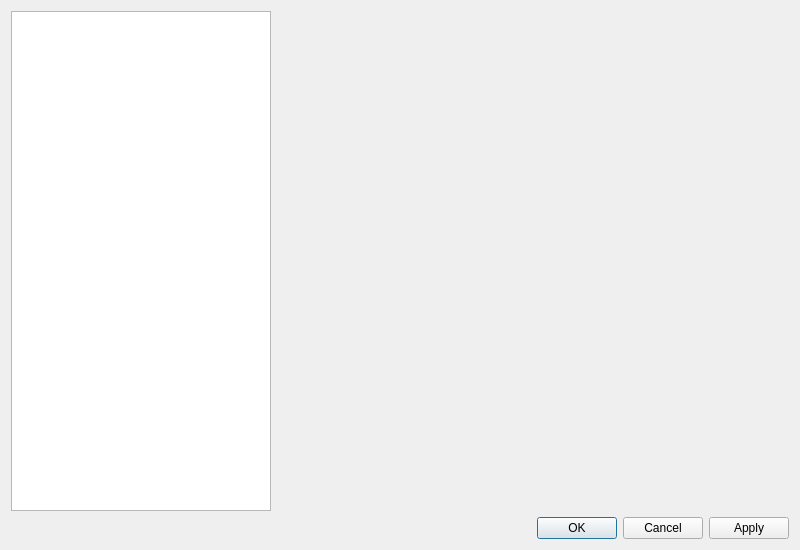
martinrotter/rssguard, file src/librssguard/gui/dialogs/formsettings.ui: the form before one commit.
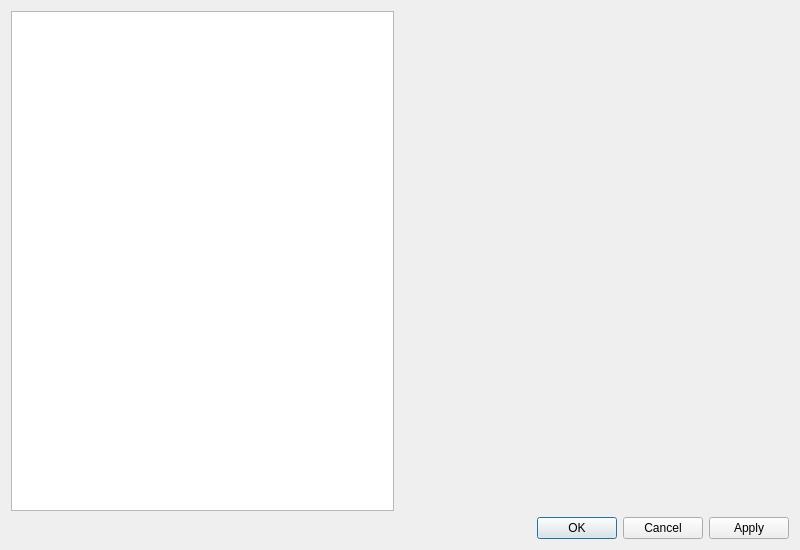
The form after the commit.

Commit message: make sections in settings dialog as small as possible dynamically

Patch:
```diff
--- a/src/librssguard/gui/dialogs/formsettings.ui
+++ b/src/librssguard/gui/dialogs/formsettings.ui
@@ -16,18 +16,6 @@
   <layout class="QGridLayout" name="gridLayout">
    <item row="0" column="0">
     <widget class="QListWidget" name="m_listSettings">
-     <property name="minimumSize">
-      <size>
-       <width>260</width>
-       <height>0</height>
-      </size>
-     </property>
-     <property name="maximumSize">
-      <size>
-       <width>260</width>
-       <height>16777215</height>
-      </size>
-     </property>
      <property name="showDropIndicator" stdset="0">
       <bool>false</bool>
      </property>
```
The commit also changes 1 other file.
